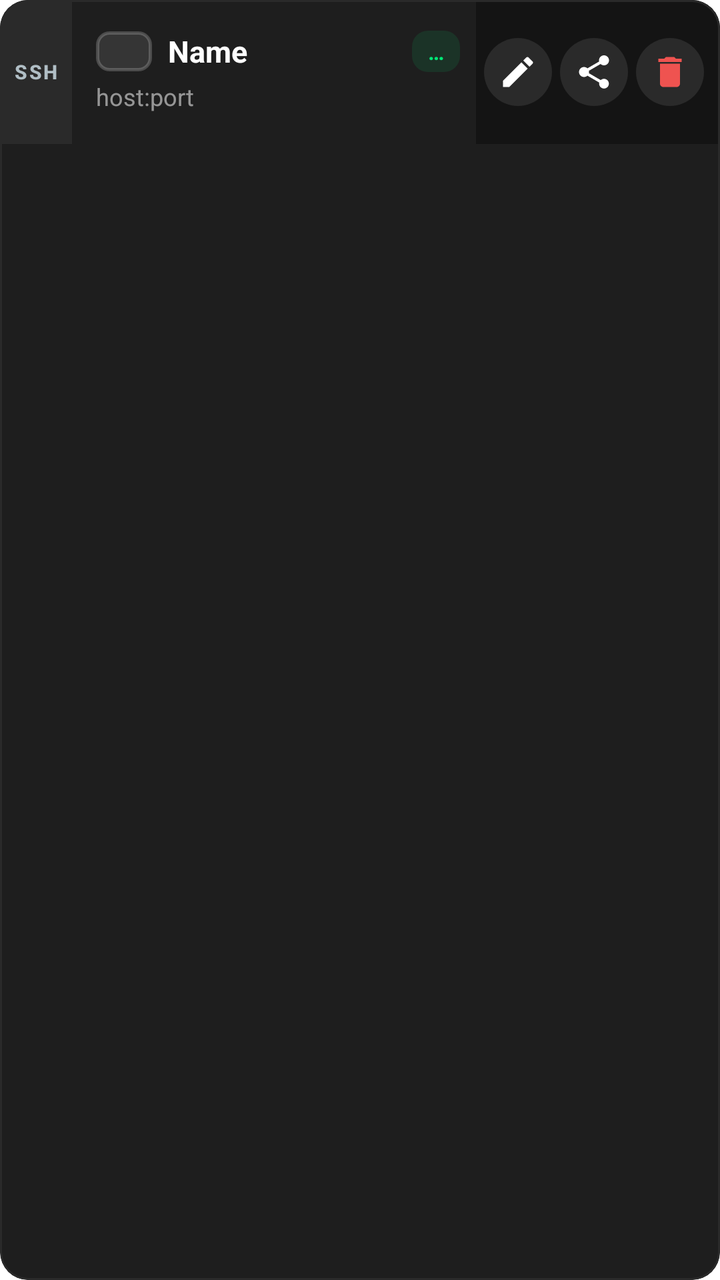
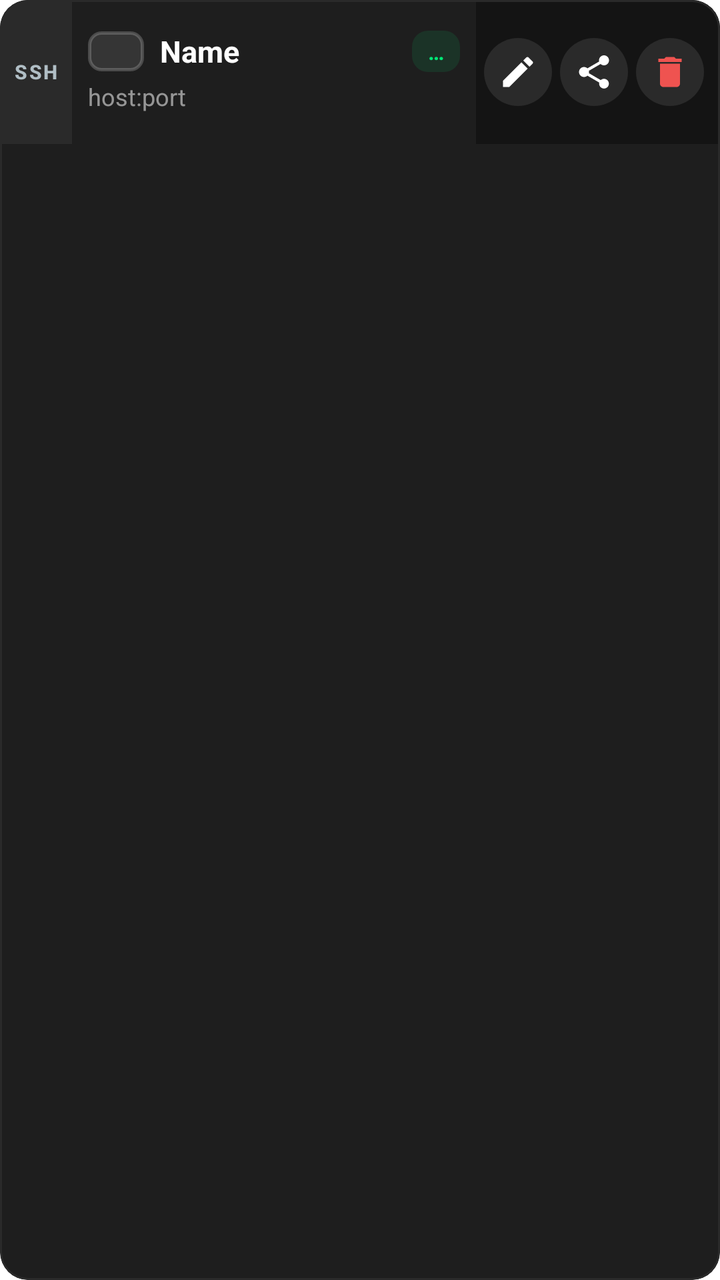

An Android layout rendered at two revisions. The XML below is the earlier revision; the diff shows what the commit changed to produce the second picture.
<!-- AndroidManifest.xml: application theme Theme.MyApp -->
<!-- res/layout/item_profile.xml -->
<?xml version="1.0" encoding="utf-8"?>
<com.google.android.material.card.MaterialCardView
    xmlns:android="http://schemas.android.com/apk/res/android"
    xmlns:app="http://schemas.android.com/apk/res-auto"
    android:id="@+id/cardProfile"
    android:layout_width="match_parent"
    android:layout_height="wrap_content"
    android:layout_marginHorizontal="10dp"
    android:layout_marginVertical="5dp"
    android:clickable="true"
    android:focusable="true"
    android:foreground="?attr/selectableItemBackground"
    app:cardBackgroundColor="#1E1E1E"
    app:cardCornerRadius="14dp"
    app:cardElevation="0dp"
    app:strokeColor="#2A2A2A"
    app:strokeWidth="1dp">

    <LinearLayout
        android:layout_width="match_parent"
        android:layout_height="wrap_content"
        android:orientation="horizontal"
        android:minHeight="72dp"
        android:gravity="center_vertical">

        
        <FrameLayout
            android:layout_width="36dp"
            android:layout_height="match_parent"
            android:minHeight="72dp">

            <View
                android:id="@+id/viewSelectedBar"
                android:layout_width="match_parent"
                android:layout_height="match_parent"
                android:background="#2A2A2A" />

            <TextView
                android:id="@+id/txtProtocol"
                android:layout_width="match_parent"
                android:layout_height="match_parent"
                android:gravity="center"
                android:rotation="0"
                android:text="SSH"
                android:textAllCaps="true"
                android:textColor="#B0BEC5"
                android:textSize="10sp"
                android:textStyle="bold"
                android:letterSpacing="0.08"
                android:fontFamily="sans-serif-medium"
                android:paddingVertical="8dp"
                android:maxLines="1"
                android:ellipsize="end" />
        </FrameLayout>

        
        <LinearLayout
            android:layout_width="0dp"
            android:layout_height="wrap_content"
            android:layout_weight="1"
            android:orientation="vertical"
            android:paddingStart="12dp"
            android:paddingEnd="8dp"
            android:paddingVertical="12dp">

            <LinearLayout
                android:layout_width="match_parent"
                android:layout_height="wrap_content"
                android:gravity="center_vertical"
                android:orientation="horizontal">

                <FrameLayout
                    android:layout_width="28dp"
                    android:layout_height="20dp"
                    android:layout_marginEnd="8dp"
                    android:background="@drawable/bg_flag_frame"
                    android:padding="1.5dp">

                    <ImageView
                        android:id="@+id/imgFlag"
                        android:layout_width="match_parent"
                        android:layout_height="match_parent"
                        android:scaleType="centerCrop"
                        android:contentDescription="flag" />
                </FrameLayout>

                <TextView
                    android:id="@+id/txtName"
                    android:layout_width="0dp"
                    android:layout_height="wrap_content"
                    android:layout_weight="1"
                    android:ellipsize="end"
                    android:maxLines="1"
                    android:text="Name"
                    android:textColor="#FFFFFF"
                    android:textSize="15sp"
                    android:textStyle="bold" />

                
                <TextView
                    android:id="@+id/txtPing"
                    android:layout_width="wrap_content"
                    android:layout_height="wrap_content"
                    android:layout_marginStart="6dp"
                    android:background="@drawable/bg_latency_chip"
                    android:paddingHorizontal="8dp"
                    android:paddingVertical="3dp"
                    android:text="…"
                    android:textColor="#00E676"
                    android:textSize="11sp"
                    android:textStyle="bold" />
            </LinearLayout>

            <TextView
                android:id="@+id/txtHost"
                android:layout_width="match_parent"
                android:layout_height="wrap_content"
                android:layout_marginTop="4dp"
                android:ellipsize="middle"
                android:maxLines="1"
                android:text="host:port"
                android:textColor="#88FFFFFF"
                android:textSize="12sp" />
        </LinearLayout>

        
        <LinearLayout
            android:layout_width="wrap_content"
            android:layout_height="match_parent"
            android:gravity="center_vertical"
            android:orientation="horizontal"
            android:paddingEnd="8dp"
            android:paddingStart="4dp"
            android:background="#141414">

            <ImageButton
                android:id="@+id/btnEdit"
                android:layout_width="34dp"
                android:layout_height="34dp"
                android:layout_marginEnd="4dp"
                android:background="@drawable/bg_action_circle"
                android:contentDescription="Edit"
                android:padding="7dp"
                android:scaleType="centerInside"
                android:src="@drawable/ic_action_edit"
                app:tint="#FFFFFF" />

            <ImageButton
                android:id="@+id/btnQr"
                android:layout_width="34dp"
                android:layout_height="34dp"
                android:layout_marginEnd="4dp"
                android:background="@drawable/bg_action_circle"
                android:contentDescription="Share"
                android:padding="7dp"
                android:scaleType="centerInside"
                android:src="@drawable/ic_action_share"
                app:tint="#FFFFFF" />

            <ImageButton
                android:id="@+id/btnDelete"
                android:layout_width="34dp"
                android:layout_height="34dp"
                android:background="@drawable/bg_action_circle"
                android:contentDescription="Delete"
                android:padding="7dp"
                android:scaleType="centerInside"
                android:src="@drawable/ic_action_delete"
                app:tint="#EF5350" />

            
            <ImageButton
                android:id="@+id/btnSignal"
                android:layout_width="0dp"
                android:layout_height="0dp"
                android:visibility="gone"
                android:contentDescription="Signal" />
        </LinearLayout>
    </LinearLayout>
</com.google.android.material.card.MaterialCardView>
<!-- resources referenced by this layout -->
<resources>
  <!-- drawable bg_action_circle (drawable) -->
  <?xml version="1.0" encoding="utf-8"?>
  <ripple xmlns:android="http://schemas.android.com/apk/res/android"
      android:color="#33FFFFFF">
      <item>
          <shape android:shape="oval">
              <solid android:color="#2A2A2A" />
              <size android:width="34dp" android:height="34dp" />
          </shape>
      </item>
  </ripple>
  <!-- drawable bg_flag_frame (drawable) -->
  <?xml version="1.0" encoding="utf-8"?>
  <shape xmlns:android="http://schemas.android.com/apk/res/android"
      android:shape="rectangle">
      <solid android:color="#1AFFFFFF" />
      <stroke
          android:width="1.5dp"
          android:color="#33FFFFFF" />
      <corners android:radius="6dp" />
  </shape>
  <!-- drawable bg_latency_chip (drawable) -->
  <?xml version="1.0" encoding="utf-8"?>
  <shape xmlns:android="http://schemas.android.com/apk/res/android"
      android:shape="rectangle">
      <solid android:color="#1A00E676" />
      <corners android:radius="8dp" />
  </shape>
  <!-- drawable ic_action_delete (drawable) -->
  <?xml version="1.0" encoding="utf-8"?>
  <vector xmlns:android="http://schemas.android.com/apk/res/android"
      android:width="24dp"
      android:height="24dp"
      android:viewportWidth="24"
      android:viewportHeight="24">
      <path
          android:fillColor="#FFFFFF"
          android:pathData="M6,19c0,1.1 0.9,2 2,2h8c1.1,0 2,-0.9 2,-2V7H6v12zM19,4h-3.5l-1,-1h-5l-1,1H5v2h14V4z"/>
  </vector>
  <!-- drawable ic_action_edit (drawable) -->
  <?xml version="1.0" encoding="utf-8"?>
  <vector xmlns:android="http://schemas.android.com/apk/res/android"
      android:width="24dp"
      android:height="24dp"
      android:viewportWidth="24"
      android:viewportHeight="24">
      <path
          android:fillColor="#FFFFFF"
          android:pathData="M3,17.25V21h3.75L17.81,9.94l-3.75,-3.75L3,17.25zM20.71,7.04c0.39,-0.39 0.39,-1.02 0,-1.41l-2.34,-2.34c-0.39,-0.39 -1.02,-0.39 -1.41,0l-1.83,1.83 3.75,3.75 1.83,-1.83z"/>
  </vector>
  <!-- drawable ic_action_share (drawable) -->
  <?xml version="1.0" encoding="utf-8"?>
  <vector xmlns:android="http://schemas.android.com/apk/res/android"
      android:width="24dp"
      android:height="24dp"
      android:viewportWidth="24"
      android:viewportHeight="24">
      <path
          android:fillColor="#FFFFFF"
          android:pathData="M18,16.08c-0.76,0 -1.44,0.3 -1.96,0.77L8.91,12.7c0.05,-0.23 0.09,-0.46 0.09,-0.7s-0.04,-0.47 -0.09,-0.7l7.05,-4.11c0.54,0.5 1.25,0.81 2.04,0.81 1.66,0 3,-1.34 3,-3s-1.34,-3 -3,-3 -3,1.34 -3,3c0,0.24 0.04,0.47 0.09,0.7L8.04,9.81C7.5,9.31 6.79,9 6,9c-1.66,0 -3,1.34 -3,3s1.34,3 3,3c0.79,0 1.5,-0.31 2.04,-0.81l7.12,4.16c-0.05,0.21 -0.08,0.43 -0.08,0.65 0,1.61 1.31,2.92 2.92,2.92s2.92,-1.31 2.92,-2.92c0,-1.61 -1.31,-2.92 -2.92,-2.92z"/>
  </vector>
  <color name="accent_green">#00A854</color>
  <color name="md_theme_primary_container">#E0E0FF</color>
  <color name="md_theme_on_primary_container">#12134A</color>
  <color name="md_theme_secondary">#5A5D72</color>
  <color name="md_theme_on_secondary">#FFFFFF</color>
  <color name="md_theme_secondary_container">#DFE1F9</color>
  <color name="md_theme_on_secondary_container">#171B2C</color>
  <color name="md_theme_tertiary">#006B5F</color>
  <color name="md_theme_on_tertiary">#FFFFFF</color>
  <color name="md_theme_error">#BA1A1A</color>
  <color name="md_theme_on_error">#FFFFFF</color>
  <color name="window_background">#FFFFFF</color>
  <color name="text_primary">#1A1B21</color>
  <color name="card_background">#FFFFFF</color>
  <color name="md_theme_surface_variant">#E3E1EC</color>
  <color name="text_secondary">#6B7280</color>
  <color name="divider">#E5E7EB</color>
  <color name="status_bar">#FFFFFF</color>
  <color name="bottom_nav_background">#FFFFFF</color>
  <!-- unchanged entries left out for length: 1 -->
</resources>

<!-- the commit's change to res/layout/item_profile.xml (unified diff, before → after) -->
@@ -53,13 +53,23 @@
                 android:ellipsize="end" />
         </FrameLayout>
 
+        <CheckBox
+            android:id="@+id/chkSelect"
+            android:layout_width="wrap_content"
+            android:layout_height="wrap_content"
+            android:layout_marginStart="4dp"
+            android:visibility="gone"
+            android:buttonTint="#00E676"
+            android:clickable="false"
+            android:focusable="false" />
+
         
         <LinearLayout
             android:layout_width="0dp"
             android:layout_height="wrap_content"
             android:layout_weight="1"
             android:orientation="vertical"
-            android:paddingStart="12dp"
+            android:paddingStart="8dp"
             android:paddingEnd="8dp"
             android:paddingVertical="12dp">
 
